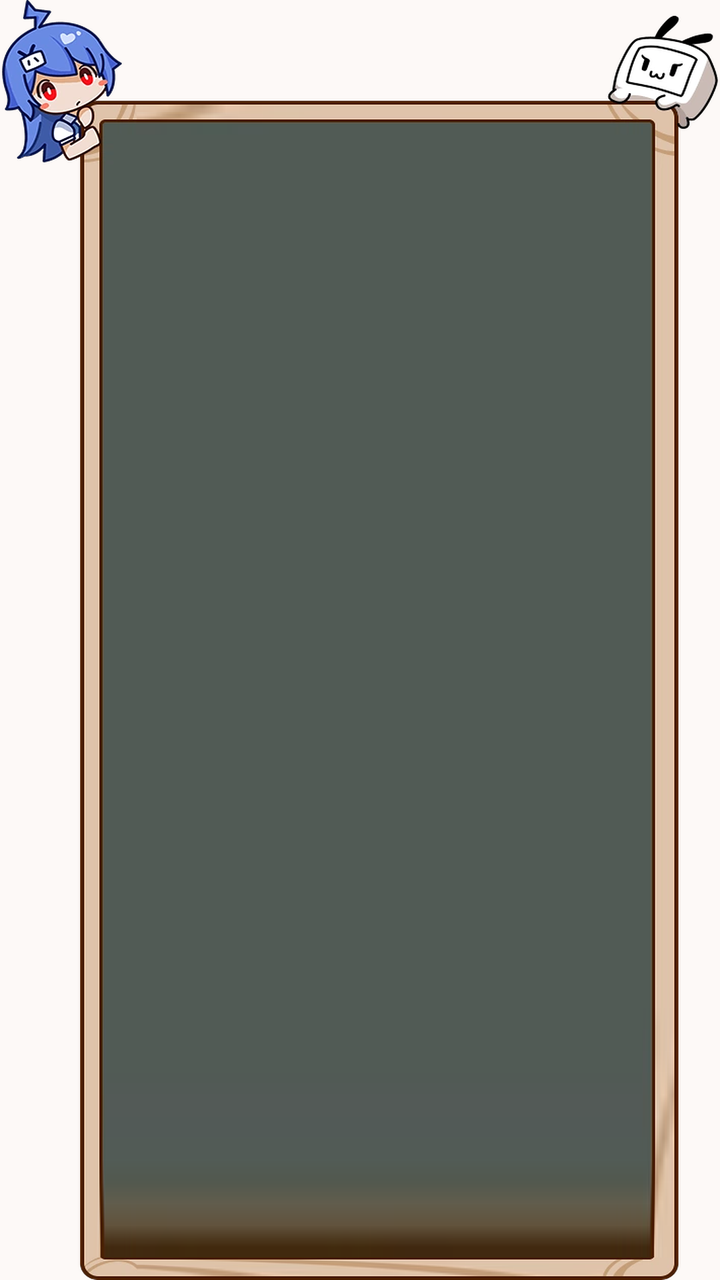
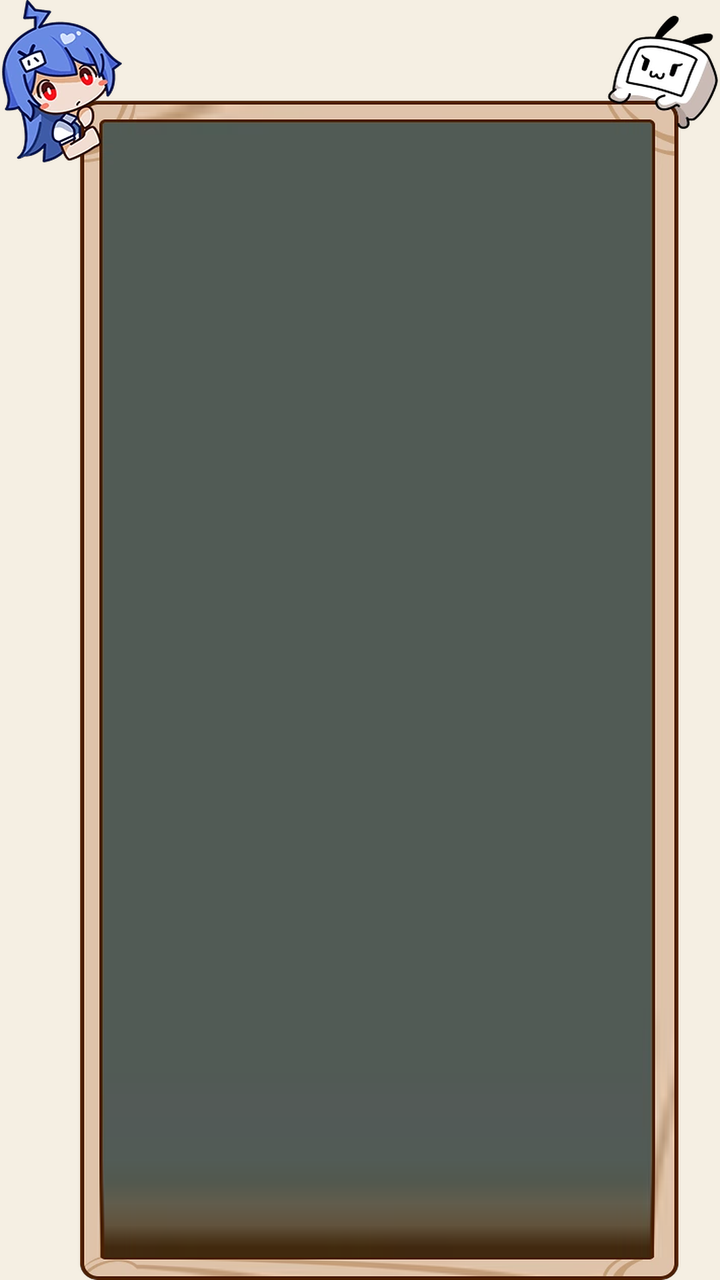

Two renders of the same Android screen: before a commit and after it. Below are the layout's source before the change and the commit's diff.
<!-- AndroidManifest.xml: application theme Theme.BiliDiy -->
<!-- res/layout/view_toast.xml -->
<?xml version="1.0" encoding="utf-8"?>
<TextView xmlns:android="http://schemas.android.com/apk/res/android"
    android:id="@+id/toastText"
    android:layout_width="wrap_content"
    android:layout_height="wrap_content"
    android:minWidth="140dp"
    android:minHeight="112dp"
    android:maxWidth="170dp"
    android:paddingStart="52dp"
    android:paddingTop="66dp"
    android:paddingEnd="34dp"
    android:paddingBottom="15dp"
    android:background="@drawable/toast_bg"
    android:gravity="center"
    android:includeFontPadding="false"
    android:fontFamily="sans-serif-medium"
    android:textColor="#FFFDF6"
    android:textSize="9sp"
    android:lineSpacingExtra="0dp"
    android:shadowColor="#66000000"
    android:shadowDx="0"
    android:shadowDy="1"
    android:shadowRadius="2" />
<!-- resources referenced by this layout -->
<resources>
  <!-- drawable toast_bg: png bitmap (drawable-hdpi, 38697 bytes) -->
  <style name="Theme.BiliDiy" parent="Theme.Material3.Light.NoActionBar">
          <item name="colorPrimary">@color/primary</item>
          <item name="colorOnPrimary">@color/onPrimary</item>
          <item name="colorPrimaryContainer">@color/primaryContainer</item>
          <item name="colorOnPrimaryContainer">@color/onPrimaryContainer</item>
  
          <item name="colorSecondary">@color/peach</item>
          <item name="colorOnSecondary">@color/onPrimary</item>
          <item name="colorSecondaryContainer">@color/primaryContainer</item>
          <item name="colorOnSecondaryContainer">@color/onPrimaryContainer</item>
          <item name="colorTertiary">@color/ok</item>
          <item name="colorOnTertiary">@color/onPrimary</item>
  
          <item name="colorSurface">@color/surface</item>
          <item name="colorOnSurface">@color/textMain</item>
          <item name="colorSurfaceVariant">@color/surfaceContainer</item>
          <item name="colorOnSurfaceVariant">@color/textSecondary</item>
          <item name="colorSurfaceContainer">@color/surfaceContainer</item>
          <item name="colorSurfaceContainerHigh">@color/surfaceContainerHigh</item>
          <item name="colorSurfaceContainerHighest">@color/surfaceContainerHigh</item>
          <item name="colorOutline">@color/line</item>
          <item name="colorOutlineVariant">@color/line</item>
          <item name="colorError">@color/bad</item>
          <item name="colorOnError">@color/onPrimary</item>
  
          <item name="android:windowBackground">@color/bg</item>
          <item name="android:statusBarColor">@android:color/transparent</item>
          <item name="android:navigationBarColor">@android:color/transparent</item>
          <item name="android:windowLightStatusBar">true</item>
          <item name="android:windowLightNavigationBar">true</item>
          <item name="android:forceDarkAllowed">false</item>
          <item name="android:windowNoTitle">true</item>
          <item name="materialAlertDialogTheme">@style/ThemeOverlay.Material3.MaterialAlertDialog</item>
          <item name="alertDialogTheme">@style/ThemeOverlay.Material3.MaterialAlertDialog</item>
      </style>
  <color name="primary">#C0265C</color>
  <color name="onPrimary">#FFFFFF</color>
  <color name="primaryContainer">#FBE4EB</color>
  <color name="onPrimaryContainer">#8A1A44</color>
  <color name="peach">#8A6A12</color>
  <color name="ok">#2E7D48</color>
  <color name="surface">#FFFFFF</color>
  <color name="textMain">#241F1D</color>
  <color name="surfaceContainer">#F6EFEC</color>
  <color name="textSecondary">#6B5D58</color>
  <color name="surfaceContainerHigh">#EFE5E1</color>
  <color name="line">#E8DCD6</color>
  <color name="bad">#C0392B</color>
  <color name="bg">#FDF9F7</color>
</resources>

<!-- the commit's change to res/layout/view_toast.xml (unified diff, before → after) -->
@@ -14,7 +14,7 @@
     android:gravity="center"
     android:includeFontPadding="false"
     android:fontFamily="sans-serif-medium"
-    android:textColor="#FFFDF6"
+    android:textColor="#FFF8EE"
     android:textSize="9sp"
     android:lineSpacingExtra="0dp"
     android:shadowColor="#66000000"
<!-- resource entries referenced after the edit -->
@@ -36,19 +36,19 @@
           <item name="materialAlertDialogTheme">@style/ThemeOverlay.Material3.MaterialAlertDialog</item>
           <item name="alertDialogTheme">@style/ThemeOverlay.Material3.MaterialAlertDialog</item>
       </style>
-  <color name="primary">#C0265C</color>
-  <color name="onPrimary">#FFFFFF</color>
-  <color name="primaryContainer">#FBE4EB</color>
-  <color name="onPrimaryContainer">#8A1A44</color>
-  <color name="peach">#8A6A12</color>
-  <color name="ok">#2E7D48</color>
-  <color name="surface">#FFFFFF</color>
-  <color name="textMain">#241F1D</color>
-  <color name="surfaceContainer">#F6EFEC</color>
-  <color name="textSecondary">#6B5D58</color>
-  <color name="surfaceContainerHigh">#EFE5E1</color>
-  <color name="line">#E8DCD6</color>
-  <color name="bad">#C0392B</color>
-  <color name="bg">#FDF9F7</color>
+  <color name="primary">#9C1B3B</color>
+  <color name="onPrimary">#FFF8EE</color>
+  <color name="primaryContainer">#F5D6DD</color>
+  <color name="onPrimaryContainer">#6B0F27</color>
+  <color name="peach">#8A5A00</color>
+  <color name="ok">#2E6B49</color>
+  <color name="surface">#FCF7EE</color>
+  <color name="textMain">#17120D</color>
+  <color name="surfaceContainer">#E8DECD</color>
+  <color name="textSecondary">#574C3F</color>
+  <color name="surfaceContainerHigh">#DCD0BC</color>
+  <color name="line">#B9A88F</color>
+  <color name="bad">#A2261D</color>
+  <color name="bg">#F5EFE3</color>
 </resources>
 
